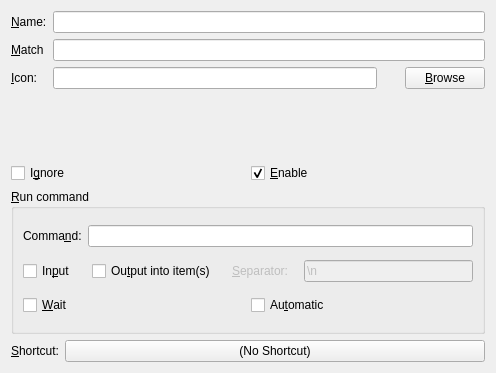
The window that src/commandwidget.ui (hluk/CopyQ) describes before a commit, drawn with Qt 5.
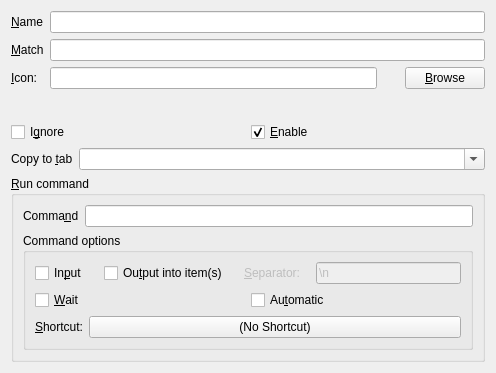
The same window after the commit.

Commit message: Command option: copy item to tab; ignore same clipboard data; bugs

```diff
--- a/src/commandwidget.ui
+++ b/src/commandwidget.ui
@@ -30,7 +30,7 @@
           </sizepolicy>
          </property>
          <property name="text">
-          <string>&amp;Name:</string>
+          <string>&amp;Name</string>
          </property>
          <property name="buddy">
           <cstring>lineEditName</cstring>
@@ -146,6 +146,30 @@
        </item>
       </layout>
      </item>
+     <item>
+      <layout class="QHBoxLayout" name="horizontalLayout_4" stretch="0,1">
+       <item>
+        <widget class="QLabel" name="label_6">
+         <property name="text">
+          <string>Copy to &amp;tab</string>
+         </property>
+         <property name="buddy">
+          <cstring>comboBoxCopyToTab</cstring>
+         </property>
+        </widget>
+       </item>
+       <item>
+        <widget class="QComboBox" name="comboBoxCopyToTab">
+         <property name="toolTip">
+          <string>Name of tab to copy new items into (leave empty not to copy)</string>
+         </property>
+         <property name="editable">
+          <bool>true</bool>
+         </property>
+        </widget>
+       </item>
+      </layout>
+     </item>
      <item>
       <widget class="QGroupBox" name="groupBox">
        <property name="title">
@@ -166,7 +190,7 @@
              </sizepolicy>
             </property>
             <property name="text">
-             <string>Comma&amp;nd:</string>
+             <string>Comma&amp;nd</string>
             </property>
             <property name="buddy">
              <cstring>lineEditCommand</cstring>
@@ -183,6 +207,12 @@
          </layout>
         </item>
         <item>
+         <widget class="QGroupBox" name="groupBoxCommandOptions">
+          <property name="title">
+           <string>Command options</string>
+          </property>
+          <layout class="QVBoxLayout" name="verticalLayout_3">
+           <item>
          <layout class="QHBoxLayout" name="horizontalLayout_2">
           <property name="spacing">
            <number>16</number>
@@ -272,9 +302,6 @@
           </item>
          </layout>
         </item>
-       </layout>
-      </widget>
-     </item>
      <item>
       <layout class="QHBoxLayout" name="horizontalLayout_10" stretch="0,1">
        <property name="bottomMargin">
@@ -298,6 +325,12 @@
         </widget>
        </item>
       </layout>
+           </item>
+          </layout>
+         </widget>
+        </item>
+       </layout>
+      </widget>
      </item>
     </layout>
    </item>
```
Lines whose indentation alone changed are shown as unchanged. The commit also changes 23 other files.
